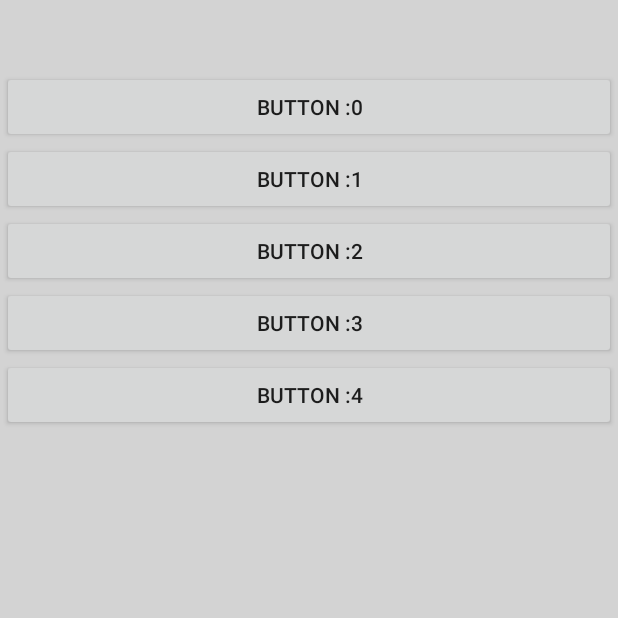
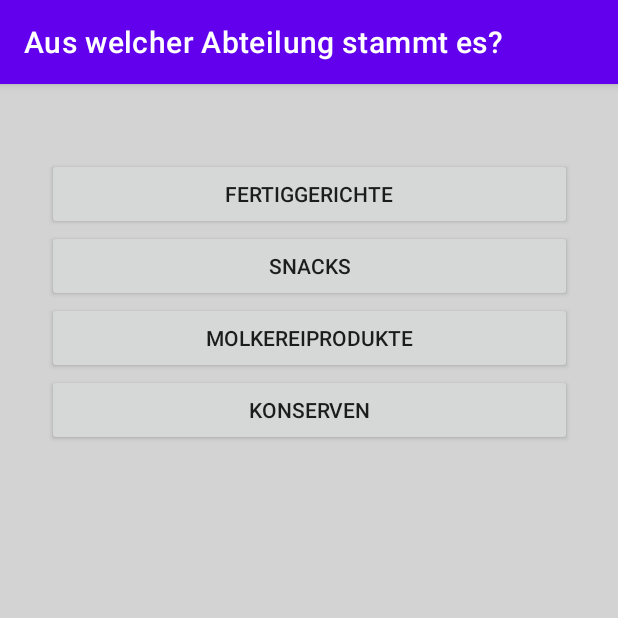
Before and after one commit to TheidenHD/HWR_Projekt_Recycling_App, an Android app: the Fragebogen screen opened directly, with no data from a screen before it, on a phone screen of 412 x 824 dp, the top half of it. Run offline under Robolectric (Android 15) with nearby library versions, the light colour scheme and no system bars.

Commit message:
Hard Button für Vorführung

```diff
--- a/app/src/main/AndroidManifest.xml
+++ b/app/src/main/AndroidManifest.xml
@@ -14,7 +14,6 @@
             android:exported="true">
             <intent-filter>
                 <action android:name="android.intent.action.MAIN" />
-
                 <category android:name="android.intent.category.LAUNCHER" />
             </intent-filter>
         </activity>
--- a/app/src/main/java/com/theidenhd/hwr_projekt_recycling_app/Fragebogen.java
+++ b/app/src/main/java/com/theidenhd/hwr_projekt_recycling_app/Fragebogen.java
@@ -2,37 +2,55 @@ package com.theidenhd.hwr_projekt_recycling_app;
 
 import android.app.Activity;
 import android.os.Bundle;
+import android.view.Gravity;
 import android.widget.Button;
 import android.widget.LinearLayout;
+import android.widget.TextView;
 import android.widget.Toast;
 
-public class Fragebogen extends Activity {
+
+import androidx.appcompat.app.AppCompatActivity;
+import androidx.appcompat.widget.Toolbar;
+
+public class Fragebogen extends AppCompatActivity {
 
     @Override
     protected void onCreate(Bundle savedInstanceState) {
         super.onCreate(savedInstanceState);
         setContentView(R.layout.activity_fragebogen);
-        createLayoutDynamically(5);
-
+        createLayoutDynamically(2);
     }
 
-    private void createLayoutDynamically(int n){
+    String[][] demo = {{"Becher", "Glas"}, {"Joghurt", "Butter/Magarine", "Milch"}, {"Fertiggerichte", "Snacks", "Molkereiprodukte", "Konserven"}};
+    String[] demo2 = {"Welches Material?","Welcher Produkttyp?","Aus welcher Abteilung stammt es?"};
+
+    private void createLayoutDynamically(int n) {
         LinearLayout layout = findViewById(R.id.Frage);
         layout.removeAllViews();
+        if (n >= 0) {
+            setTitle(demo2[n]);
+            for (String s : demo[n]) {
+                Button myButton = new Button(this);
+                myButton.setText(s);
 
-        for (int i = 0; i < n; i++){
-            Button myButton = new Button(this);
-            myButton.setText("Button :"+i);
-            myButton.setId(i);
-            final int id_ = myButton.getId();
-
-            layout.addView(myButton);
-
-            myButton.setOnClickListener(view ->
+                layout.addView(myButton);
+                if (s.equals("Molkereiprodukte") || s.equals("Joghurt") || s.equals("Becher"))
+                    myButton.setOnClickListener(view ->
+                            createLayoutDynamically(n - 1));
+                else{
+                    myButton.setOnClickListener(view ->
                     Toast.makeText(Fragebogen.this,
-                    "Button clickt index = " + id_,
+                    "Error: Daten nicht vorhanden!",
                     Toast.LENGTH_SHORT)
                     .show());
+                }
+            }
+        } else {
+            setTitle("Trennhinweis:");
+            TextView show = new TextView(this);
+            show.setText("Gelbe Tonne, Becher vom Deckel trennen.");
+            show.setGravity(Gravity.CENTER);
+            layout.addView(show);
         }
     }
 
--- a/app/src/main/res/layout/activity_fragebogen.xml
+++ b/app/src/main/res/layout/activity_fragebogen.xml
@@ -5,14 +5,15 @@
     android:layout_height="match_parent"
     android:background="@color/grey">
 
+
     <LinearLayout
         android:id="@+id/Frage"
-        android:layout_width="409dp"
-        android:layout_height="729dp"
-        android:layout_marginBottom="1dp"
-        android:layout_marginEnd="1dp"
-        android:layout_marginStart="1dp"
-        android:layout_marginTop="1dp"
+        android:layout_width="350dp"
+        android:layout_height="670dp"
+        android:layout_marginBottom="100dp"
+        android:layout_marginEnd="100dp"
+        android:layout_marginStart="100dp"
+        android:layout_marginTop="100dp"
         android:orientation="vertical"
         app:layout_constraintBottom_toBottomOf="parent"
         app:layout_constraintEnd_toEndOf="parent"
```
